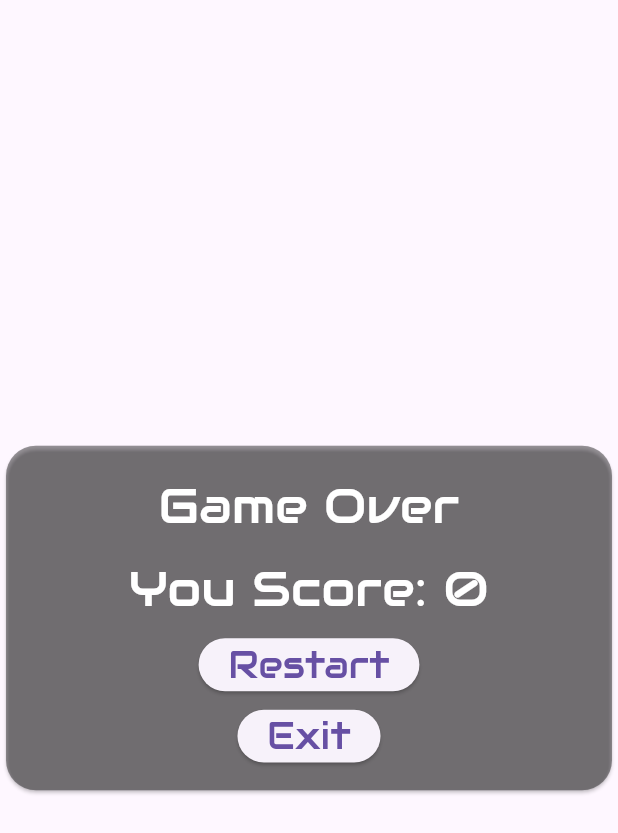
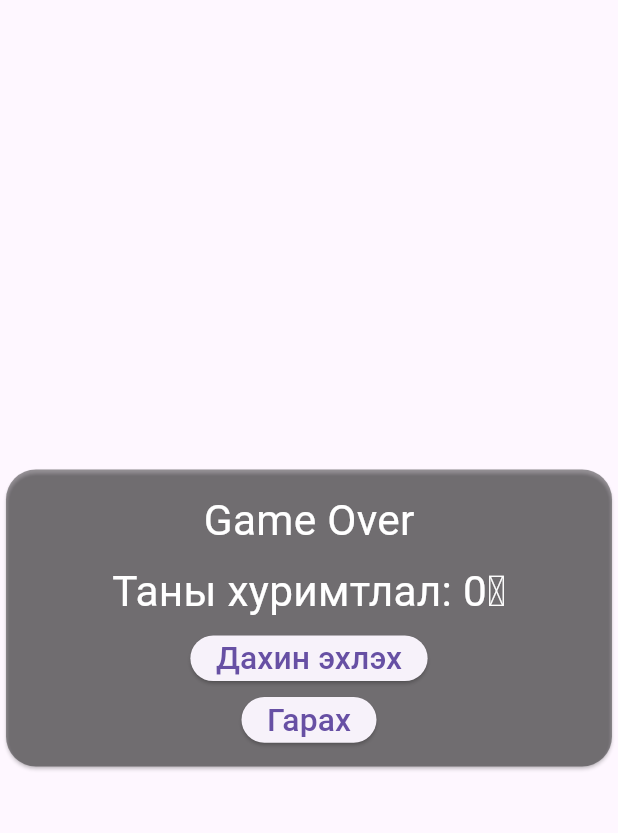
Before and after one commit to tselmegkh/amidral-flutter, a Flutter app: the GameOverMenu widget shown alone on an empty page, opened directly with empty values, on a phone screen of 412 x 824 dp. Shown: the top 833 px of the screen. Run offline on Flutter 3.47's test engine with Material 3 defaults, Android fonts, the phone set to English and light mode, and no system bars; our stand-ins replace cached_network_image, get, hive; missing offline and left inert: flame; accounts and stored records are empty; Roboto replaces fonts that are missing (RobotoMono).

Commit message:
feat: hud update

```diff
--- a/lib/main.dart
+++ b/lib/main.dart
@@ -45,7 +45,7 @@ class App extends StatelessWidget {
       debugShowCheckedModeBanner: false,
       title: 'T-rex',
       theme: ThemeData(
-        fontFamily: 'AudioWide',
+        fontFamily: 'RobotoMono',
         primaryColor: Colors.green,
         visualDensity: VisualDensity.adaptivePlatformDensity,
       ),
--- a/lib/manager/game_manager.dart
+++ b/lib/manager/game_manager.dart
@@ -93,6 +93,7 @@ class GameManager extends FlameGame with TapDetector, HasCollisionDetection {
     player.currentExpenseMonth = 150000;
     player.isUniversity = false;
     player.currentSalaryMonth = 0;
+    player.mentalhealth = 3;
   }
 
   // Future<PlayerModel> _readPlayerData() async {
--- a/lib/model/player_model.dart
+++ b/lib/model/player_model.dart
@@ -112,7 +112,7 @@ class PlayerModel extends ChangeNotifier with HiveObjectMixin {
       highScore = currentScore;
     }
     notifyListeners();
-    save();
+    // save();
   }
 
   set education(Education value) {
--- a/lib/model/setting_model.dart
+++ b/lib/model/setting_model.dart
@@ -5,10 +5,10 @@ part 'setting_model.g.dart';
 
 @HiveType(typeId: 1)
 class SettingModel extends ChangeNotifier with HiveObjectMixin {
-  @HiveField(0)
+  // @HiveField(0)
   bool _bgm = false;
 
-  @HiveField(1)
+  // @HiveField(1)
   bool _sfx = false;
 
   SettingModel({bool bgm = true, bool sfx = true}) {
@@ -21,7 +21,7 @@ class SettingModel extends ChangeNotifier with HiveObjectMixin {
   set bgm(bool value) {
     _bgm = value;
     notifyListeners();
-    save();
+    // save();
   }
 
   bool get sfx => _sfx;
@@ -29,6 +29,6 @@ class SettingModel extends ChangeNotifier with HiveObjectMixin {
   set sfx(bool value) {
     _sfx = value;
     notifyListeners();
-    save();
+    // save();
   }
 }
--- a/lib/widgets/game_over_menu.dart
+++ b/lib/widgets/game_over_menu.dart
@@ -2,6 +2,7 @@ import 'dart:ui';
 
 import 'package:amidral/widgets/hud.dart';
 import 'package:flutter/material.dart';
+import 'package:intl/intl.dart';
 import 'package:provider/provider.dart';
 
 import '../manager/audio_manager.dart';
@@ -41,11 +42,11 @@ class GameOverMenu extends StatelessWidget {
                       'Game Over',
                       style: TextStyle(fontSize: 40, color: Colors.white),
                     ),
-                    Selector<PlayerModel, int>(
-                      selector: (_, playerData) => playerData.currentScore,
-                      builder: (_, score, __) {
+                    Selector<PlayerModel, PlayerModel>(
+                      selector: (_, playerData) => playerData,
+                      builder: (_, playerData, __) {
                         return Text(
-                          'You Score: $score',
+                          'Таны хуримтлал: ${formatMoney(playerData.balance + playerData.stockbalance)}₮',
                           style: const TextStyle(
                               fontSize: 40, color: Colors.white),
                         );
@@ -53,7 +54,7 @@ class GameOverMenu extends StatelessWidget {
                     ),
                     ElevatedButton(
                       child: const Text(
-                        'Restart',
+                        'Дахин эхлэх',
                         style: TextStyle(
                           fontSize: 30,
                         ),
@@ -69,7 +70,7 @@ class GameOverMenu extends StatelessWidget {
                     ),
                     ElevatedButton(
                       child: const Text(
-                        'Exit',
+                        'Гарах',
                         style: TextStyle(
                           fontSize: 30,
                         ),
@@ -91,4 +92,10 @@ class GameOverMenu extends StatelessWidget {
       ),
     );
   }
+
+  String formatMoney(int amount) {
+    NumberFormat formatter = NumberFormat('#,###');
+
+    return formatter.format(amount);
+  }
 }
--- a/lib/widgets/main_menu.dart
+++ b/lib/widgets/main_menu.dart
@@ -47,7 +47,7 @@ class MainMenu extends StatelessWidget {
                       gameRef.overlays.add(Hud.id);
                     },
                     child: const Text(
-                      'Play',
+                      'Тоглож эхлэх',
                       style: TextStyle(
                         fontSize: 30,
                       ),
@@ -59,7 +59,7 @@ class MainMenu extends StatelessWidget {
                       gameRef.overlays.add(SettingsMenu.id);
                     },
                     child: const Text(
-                      'Settings',
+                      'Тохиргоо',
                       style: TextStyle(
                         fontSize: 30,
                       ),
--- a/lib/widgets/pause_menu.dart
+++ b/lib/widgets/pause_menu.dart
@@ -57,7 +57,7 @@ class PauseMenu extends StatelessWidget {
                         AudioManager.instance.resumeBgm();
                       },
                       child: const Text(
-                        'Resume',
+                        'Үргэлжлүүлэх',
                         style: TextStyle(
                           fontSize: 30,
                         ),
@@ -73,7 +73,7 @@ class PauseMenu extends StatelessWidget {
                         AudioManager.instance.resumeBgm();
                       },
                       child: const Text(
-                        'Restart',
+                        'Дахин эхлэх',
                         style: TextStyle(
                           fontSize: 30,
                         ),
@@ -88,7 +88,7 @@ class PauseMenu extends StatelessWidget {
                         AudioManager.instance.resumeBgm();
                       },
                       child: const Text(
-                        'Exit',
+                        'Гарах',
                         style: TextStyle(
                           fontSize: 30,
                         ),
```
Also changed, not shown: lib/components/t_rex_component.dart (+8 -4 lines), lib/widgets/hud.dart (+53 -29 lines), lib/widgets/qa_dialog.dart (+33 -8 lines), assets/fonts/RobotoMono/RobotoMono-BoldItalic.ttf (added), pubspec.lock, 4 other files.
